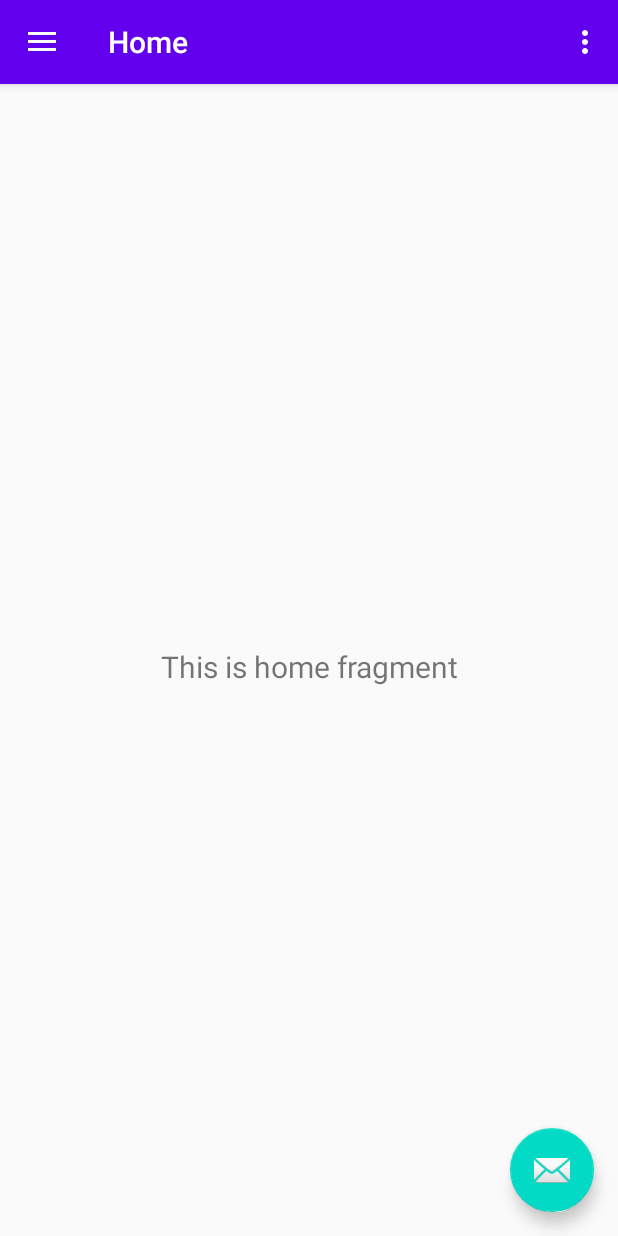
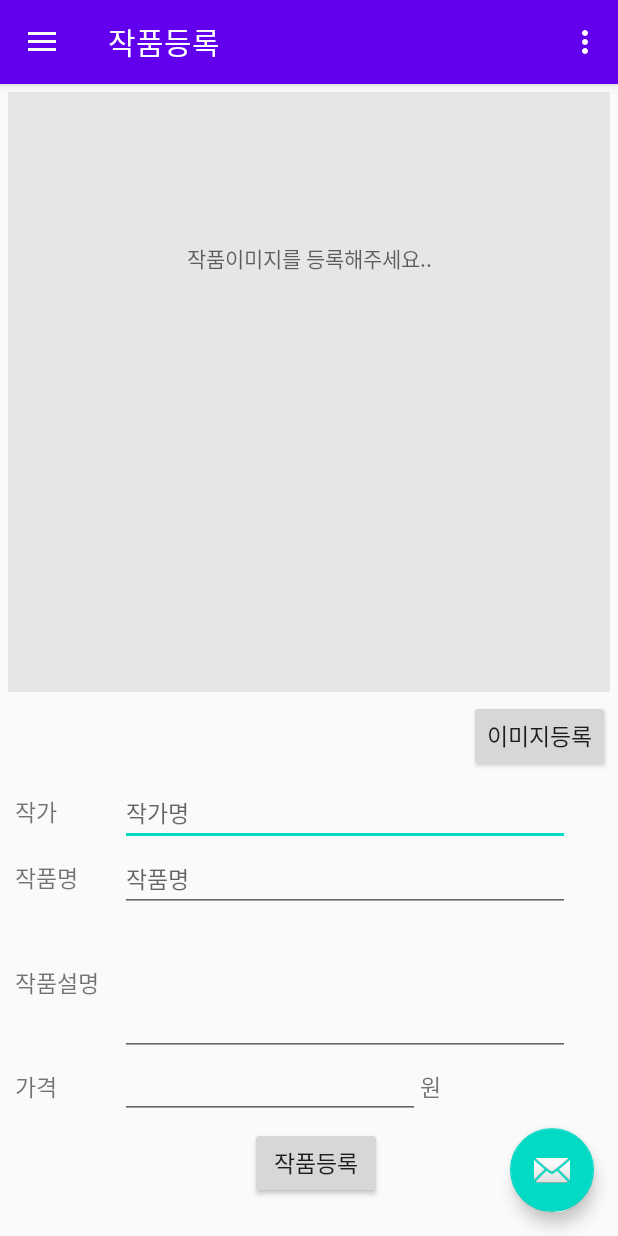
Before and after one commit to shin-ga-eun/SEA-Android, an Android app: the MainActivity screen opened directly, with no data from a screen before it, on a phone screen of 412 x 824 dp. Run offline under Robolectric (Android 15) with nearby library versions, the phone set to English and light mode, and no system bars; our stand-ins replace navigation-ui.

Commit message:
#1 네비게이터 페이지 이동구현

```diff
--- a/app/src/main/java/com/bugkillers/sea/activity/main/MainActivity.java
+++ b/app/src/main/java/com/bugkillers/sea/activity/main/MainActivity.java
@@ -24,23 +24,29 @@ public class MainActivity extends AppCompatActivity {
     @Override
     protected void onCreate(Bundle savedInstanceState) {
         super.onCreate(savedInstanceState);
+
+        //메인네비게이터
         setContentView(R.layout.activity_main);
+
+        //헤더 툴바
         Toolbar toolbar = findViewById(R.id.toolbar);
         setSupportActionBar(toolbar);
+
+        //우측하단 챗봇버튼
         FloatingActionButton fab = findViewById(R.id.fab);
         fab.setOnClickListener(new View.OnClickListener() {
             @Override
             public void onClick(View view) {
-                Snackbar.make(view, "Replace with your own action", Snackbar.LENGTH_LONG)
+                Snackbar.make(view, "챗봇버튼", Snackbar.LENGTH_LONG)
                         .setAction("Action", null).show();
             }
         });
+
+        //메인네비게이터
         DrawerLayout drawer = findViewById(R.id.drawer_layout);
         NavigationView navigationView = findViewById(R.id.nav_view);
-        // Passing each menu ID as a set of Ids because each
-        // menu should be considered as top level destinations.
         mAppBarConfiguration = new AppBarConfiguration.Builder(
-                R.id.nav_home, R.id.nav_gallery, R.id.nav_slideshow)
+                R.id.nav_registerwork, R.id.nav_listwork, R.id.nav_rentalstatus)
                 .setDrawerLayout(drawer)
                 .build();
         NavController navController = Navigation.findNavController(this, R.id.nav_host_fragment);
--- /dev/null
+++ b/app/src/main/java/com/bugkillers/sea/activity/main/navigator/chat/ChatFragment.java
@@ -0,0 +1,4 @@
+package com.bugkillers.sea.activity.main.navigator.chat;
+
+public class ChatFragment {
+}
--- /dev/null
+++ b/app/src/main/java/com/bugkillers/sea/activity/main/navigator/chat/ChatView.java
@@ -0,0 +1,4 @@
+package com.bugkillers.sea.activity.main.navigator.chat;
+
+public class ChatView {
+}
--- a/app/src/main/java/com/bugkillers/sea/activity/main/ui/slideshow/SlideshowFragment.java
+++ b/app/src/main/java/com/bugkillers/sea/activity/main/navigator/listWork/ListWorkFragment.java
@@ -1,4 +1,4 @@
-package com.bugkillers.sea.activity.main.ui.slideshow;
+package com.bugkillers.sea.activity.main.navigator.listWork;
 
 import android.os.Bundle;
 import android.view.LayoutInflater;
@@ -14,15 +14,13 @@ import androidx.lifecycle.ViewModelProviders;
 
 import com.bugkillers.sea.R;
 
-public class SlideshowFragment extends Fragment {
+public class ListWorkFragment extends Fragment {
 
-    private SlideshowViewModel slideshowViewModel;
+    private ListWorkView slideshowViewModel;
 
-    public View onCreateView(@NonNull LayoutInflater inflater,
-                             ViewGroup container, Bundle savedInstanceState) {
-        slideshowViewModel =
-                ViewModelProviders.of(this).get(SlideshowViewModel.class);
-        View root = inflater.inflate(R.layout.fragment_slideshow, container, false);
+    public View onCreateView(@NonNull LayoutInflater inflater, ViewGroup container, Bundle savedInstanceState) {
+        slideshowViewModel = ViewModelProviders.of(this).get(ListWorkView.class);
+        View root = inflater.inflate(R.layout.fragment_listwork, container, false);
         final TextView textView = root.findViewById(R.id.text_slideshow);
         slideshowViewModel.getText().observe(getViewLifecycleOwner(), new Observer<String>() {
             @Override
--- a/app/src/main/java/com/bugkillers/sea/activity/main/ui/gallery/GalleryViewModel.java
+++ b/app/src/main/java/com/bugkillers/sea/activity/main/navigator/listWork/ListWorkView.java
@@ -1,16 +1,16 @@
-package com.bugkillers.sea.activity.main.ui.gallery;
+package com.bugkillers.sea.activity.main.navigator.listWork;
 
 import androidx.lifecycle.LiveData;
 import androidx.lifecycle.MutableLiveData;
 import androidx.lifecycle.ViewModel;
 
-public class GalleryViewModel extends ViewModel {
+public class ListWorkView extends ViewModel {
 
     private MutableLiveData<String> mText;
 
-    public GalleryViewModel() {
+    public ListWorkView() {
         mText = new MutableLiveData<>();
-        mText.setValue("This is gallery fragment");
+        mText.setValue("작품리스트");
     }
 
     public LiveData<String> getText() {
--- /dev/null
+++ b/app/src/main/java/com/bugkillers/sea/activity/main/navigator/registerWork/RegisterWorkFragment.java
@@ -0,0 +1,78 @@
+package com.bugkillers.sea.activity.main.navigator.registerWork;
+
+import android.media.Image;
+import android.os.Bundle;
+import android.view.LayoutInflater;
+import android.view.View;
+import android.view.ViewGroup;
+import android.widget.Button;
+import android.widget.EditText;
+import android.widget.ImageView;
+import android.widget.TextView;
+import android.widget.Toast;
+
+import androidx.annotation.NonNull;
+import androidx.annotation.Nullable;
+import androidx.fragment.app.Fragment;
+import androidx.lifecycle.Observer;
+import androidx.lifecycle.ViewModelProviders;
+
+import com.bugkillers.sea.R;
+
+public class RegisterWorkFragment extends Fragment {
+
+    private RegisterWorkView registerWorkView;
+    ImageView imgArtWork;
+    Button btnArtWork, btnSave;
+    EditText edtArtist, edtTitle, edtDescription, edtPrice;
+
+    public View onCreateView(@NonNull LayoutInflater inflater, ViewGroup container, Bundle savedInstanceState) {
+
+        registerWorkView = ViewModelProviders.of(this).get(RegisterWorkView.class);
+        final View root = inflater.inflate(R.layout.fragment_registerwork, container, false);
+
+        imgArtWork = (ImageView) root.findViewById(R.id.imgArtWork);
+        btnArtWork = (Button) root.findViewById(R.id.btnArtWork);
+        btnSave = (Button) root.findViewById(R.id.btnSave);
+        edtArtist = (EditText) root.findViewById(R.id.edtArtist);
+        edtTitle = (EditText) root.findViewById(R.id.edtTitle);
+        edtDescription = (EditText) root.findViewById(R.id.edtDescription);
+        edtPrice = (EditText) root.findViewById(R.id.edtPrice);
+
+        //button - 이미지 등록
+        btnArtWork.setOnClickListener(new View.OnClickListener() {
+            @Override
+            public void onClick(View view) {
+                Toast.makeText(root.getContext(), "click", Toast.LENGTH_SHORT).show();
+
+            }
+        });
+
+        //button - 작품 등록
+        btnSave.setOnClickListener(new View.OnClickListener() {
+            @Override
+            public void onClick(View view) {
+                Toast.makeText(root.getContext(), "save", Toast.LENGTH_SHORT).show();
+
+            }
+        });
+
+
+
+
+
+
+
+//        registerWorkView.getText().observe(getViewLifecycleOwner(), new Observer<String>() {
+//            @Override
+//            public void onChanged(@Nullable String s) {
+//
+//
+//
+//
+//
+//            }
+//        });
+        return root;
+    }
+}
--- a/app/src/main/java/com/bugkillers/sea/activity/main/ui/slideshow/SlideshowViewModel.java
+++ b/app/src/main/java/com/bugkillers/sea/activity/main/navigator/registerWork/RegisterWorkView.java
@@ -1,16 +1,16 @@
-package com.bugkillers.sea.activity.main.ui.slideshow;
+package com.bugkillers.sea.activity.main.navigator.registerWork;
 
 import androidx.lifecycle.LiveData;
 import androidx.lifecycle.MutableLiveData;
 import androidx.lifecycle.ViewModel;
 
-public class SlideshowViewModel extends ViewModel {
+public class RegisterWorkView extends ViewModel {
 
     private MutableLiveData<String> mText;
 
-    public SlideshowViewModel() {
+    public RegisterWorkView() {
         mText = new MutableLiveData<>();
-        mText.setValue("This is slideshow fragment");
+        mText.setValue("작품등록화면");
     }
 
     public LiveData<String> getText() {
--- a/app/src/main/java/com/bugkillers/sea/activity/main/ui/home/HomeFragment.java
+++ b/app/src/main/java/com/bugkillers/sea/activity/main/navigator/rentalStatus/RentalStatusFragment.java
@@ -1,4 +1,4 @@
-package com.bugkillers.sea.activity.main.ui.home;
+package com.bugkillers.sea.activity.main.navigator.rentalStatus;
 
 import android.os.Bundle;
 import android.view.LayoutInflater;
@@ -14,15 +14,15 @@ import androidx.lifecycle.ViewModelProviders;
 
 import com.bugkillers.sea.R;
 
-public class HomeFragment extends Fragment {
+public class RentalStatusFragment extends Fragment {
 
-    private HomeViewModel homeViewModel;
+    private RentalStatusView homeViewModel;
 
     public View onCreateView(@NonNull LayoutInflater inflater,
                              ViewGroup container, Bundle savedInstanceState) {
         homeViewModel =
-                ViewModelProviders.of(this).get(HomeViewModel.class);
-        View root = inflater.inflate(R.layout.fragment_home, container, false);
+                ViewModelProviders.of(this).get(RentalStatusView.class);
+        View root = inflater.inflate(R.layout.fragment_rentalstatus, container, false);
         final TextView textView = root.findViewById(R.id.text_home);
         homeViewModel.getText().observe(getViewLifecycleOwner(), new Observer<String>() {
             @Override
--- a/app/src/main/java/com/bugkillers/sea/activity/main/ui/home/HomeViewModel.java
+++ b/app/src/main/java/com/bugkillers/sea/activity/main/navigator/rentalStatus/RentalStatusView.java
@@ -1,16 +1,16 @@
-package com.bugkillers.sea.activity.main.ui.home;
+package com.bugkillers.sea.activity.main.navigator.rentalStatus;
 
 import androidx.lifecycle.LiveData;
 import androidx.lifecycle.MutableLiveData;
 import androidx.lifecycle.ViewModel;
 
-public class HomeViewModel extends ViewModel {
+public class RentalStatusView extends ViewModel {
 
     private MutableLiveData<String> mText;
 
-    public HomeViewModel() {
+    public RentalStatusView() {
         mText = new MutableLiveData<>();
-        mText.setValue("This is home fragment");
+        mText.setValue("대여현황");
     }
 
     public LiveData<String> getText() {
--- a/app/src/main/java/com/bugkillers/sea/activity/main/ui/gallery/GalleryFragment.java
+++ /dev/null
@@ -1,35 +0,0 @@
-package com.bugkillers.sea.activity.main.ui.gallery;
-
-import android.os.Bundle;
-import android.view.LayoutInflater;
-import android.view.View;
-import android.view.ViewGroup;
-import android.widget.TextView;
-
-import androidx.annotation.NonNull;
-import androidx.annotation.Nullable;
-import androidx.fragment.app.Fragment;
-import androidx.lifecycle.Observer;
-import androidx.lifecycle.ViewModelProviders;
-
-import com.bugkillers.sea.R;
-
-public class GalleryFragment extends Fragment {
-
-    private GalleryViewModel galleryViewModel;
-
-    public View onCreateView(@NonNull LayoutInflater inflater,
-                             ViewGroup container, Bundle savedInstanceState) {
-        galleryViewModel =
-                ViewModelProviders.of(this).get(GalleryViewModel.class);
-        View root = inflater.inflate(R.layout.fragment_gallery, container, false);
-        final TextView textView = root.findViewById(R.id.text_gallery);
-        galleryViewModel.getText().observe(getViewLifecycleOwner(), new Observer<String>() {
-            @Override
-            public void onChanged(@Nullable String s) {
-                textView.setText(s);
-            }
-        });
-        return root;
-    }
-}
--- /dev/null
+++ b/app/src/main/java/com/bugkillers/sea/domain/dto/artItem/saveArtItemDto.java
@@ -0,0 +1,49 @@
+package com.bugkillers.sea.domain.dto.artItem;
+
+public class saveArtItemDto {
+    private String artist;
+    private String title;
+    private String description;
+    private int price;
+    private String image;
+
+    public String getArtist() {
+        return artist;
+    }
+
+    public void setArtist(String artist) {
+        this.artist = artist;
+    }
+
+    public String getTitle() {
+        return title;
+    }
+
+    public void setTitle(String title) {
+        this.title = title;
+    }
+
+    public String getDescription() {
+        return description;
+    }
+
+    public void setDescription(String description) {
+        this.description = description;
+    }
+
+    public int getPrice() {
+        return price;
+    }
+
+    public void setPrice(int price) {
+        this.price = price;
+    }
+
+    public String getImage() {
+        return image;
+    }
+
+    public void setImage(String image) {
+        this.image = image;
+    }
+}
--- a/app/src/main/res/layout/fragment_gallery.xml
+++ b/app/src/main/res/layout/fragment_chat.xml
@@ -4,10 +4,11 @@
     xmlns:tools="http://schemas.android.com/tools"
     android:layout_width="match_parent"
     android:layout_height="match_parent"
-    tools:context=".activity.main.ui.gallery.GalleryFragment">
+    tools:context=".activity.main.navigator.chat.ChatFragment"
+    tools:ignore="MissingDefaultResource">
 
     <TextView
-        android:id="@+id/text_gallery"
+        android:id="@+id/text_home"
         android:layout_width="match_parent"
         android:layout_height="wrap_content"
         android:layout_marginStart="8dp"
--- a/app/src/main/res/layout/fragment_home.xml
+++ b/app/src/main/res/layout/fragment_listwork.xml
@@ -4,10 +4,10 @@
     xmlns:tools="http://schemas.android.com/tools"
     android:layout_width="match_parent"
     android:layout_height="match_parent"
-    tools:context=".activity.main.ui.home.HomeFragment">
+    tools:context=".activity.main.navigator.listWork.ListWorkFragment">
 
     <TextView
-        android:id="@+id/text_home"
+        android:id="@+id/text_slideshow"
         android:layout_width="match_parent"
         android:layout_height="wrap_content"
         android:layout_marginStart="8dp"
--- /dev/null
+++ b/app/src/main/res/layout/fragment_registerwork.xml
@@ -0,0 +1,173 @@
+<?xml version="1.0" encoding="utf-8"?>
+<LinearLayout xmlns:android="http://schemas.android.com/apk/res/android"
+    xmlns:app="http://schemas.android.com/apk/res-auto"
+    xmlns:tools="http://schemas.android.com/tools"
+    android:layout_width="match_parent"
+    android:layout_height="match_parent"
+    tools:context=".activity.main.navigator.registerWork.RegisterWorkFragment">
+
+
+    <ScrollView
+        android:layout_width="match_parent"
+        android:layout_height="wrap_content">
+        <LinearLayout
+            android:layout_width="match_parent"
+            android:layout_height="match_parent"
+            android:orientation="vertical"
+            >
+
+            <!--            image-->
+            <LinearLayout
+                android:layout_width="match_parent"
+                android:layout_height="wrap_content"
+                android:orientation="vertical"
+                android:layout_margin="5dp"
+                >
+                <RelativeLayout
+                    android:layout_width="wrap_content"
+                    android:layout_height="wrap_content"
+                    >
+                    <ImageView
+                        android:id="@+id/imgArtWork"
+                        android:layout_width="match_parent"
+                        android:layout_height="400dp"
+                        android:layout_marginBottom="5dp"
+                        android:background="#E6E6E6" />
+                    <TextView
+                        android:layout_width="match_parent"
+                        android:layout_height="wrap_content"
+                        android:layout_marginTop="100dp"
+                        android:gravity="center"
+                        android:hint="작품이미지를 등록해주세요.."/>
+
+                </RelativeLayout>
+                <Button
+                    android:layout_gravity="end"
+                    android:id="@+id/btnArtWork"
+                    android:layout_width="wrap_content"
+                    android:layout_height="wrap_content"
+                    android:text="이미지등록"
+                    android:textSize="15dp" />
+            </LinearLayout>
+
+            <!--            saveArtWorkDto-->
+            <LinearLayout
+                android:layout_width="match_parent"
+                android:layout_height="wrap_content"
+                android:orientation="vertical"
+                android:layout_marginLeft="10dp"
+                >
+
+                <!--                작가-->
+                <LinearLayout
+                    android:layout_width="match_parent"
+                    android:layout_height="wrap_content"
+                    android:orientation="horizontal">
+
+                    <TextView
+                        android:layout_width="70dp"
+                        android:layout_height="wrap_content"
+                        android:text="작가 "
+                        android:textSize="15dp"/>
+
+                    <EditText
+                        android:id="@+id/edtArtist"
+                        android:layout_width="300dp"
+                        android:layout_height="wrap_content"
+                        android:hint="작가명"
+                        android:textSize="15dp" />
+                </LinearLayout>
+
+                <!--                제목 -->
+                <LinearLayout
+                    android:layout_width="match_parent"
+                    android:layout_height="wrap_content"
+                    android:orientation="horizontal">
+
+                    <TextView
+                        android:layout_width="70dp"
+                        android:layout_height="wrap_content"
+                        android:text="작품명"
+                        android:textSize="15dp"/>
+
+                    <EditText
+                        android:id="@+id/edtTitle"
+                        android:layout_width="300dp"
+                        android:layout_height="wrap_content"
+                        android:hint="작품명"
+                        android:textSize="15dp" />
+                </LinearLayout>
+
+                <!--                내용 -->
+                <LinearLayout
+                    android:layout_width="match_parent"
+                    android:layout_height="wrap_content"
+                    android:orientation="horizontal">
+
+                    <TextView
+                        android:layout_width="70dp"
+                        android:layout_height="wrap_content"
+                        android:text="작품설명 "
+                        android:textSize="15dp"/>
+
+                    <EditText
+                        android:id="@+id/edtDescription"
+                        android:layout_width="300dp"
+                        android:layout_height="wrap_content"
+                        android:inputType="textMultiLine"
+                        android:lines="4"
+                        android:maxLines="100"
+                        android:scrollbars="vertical"
+                        android:textSize="15dp" />
+                </LinearLayout>
+
+                <!--                가격 -->
+                <LinearLayout
+                    android:layout_width="match_parent"
+                    android:layout_height="wrap_content"
+                    android:orientation="horizontal">
+
+                    <TextView
+                        android:layout_width="70dp"
+                        android:layout_height="wrap_content"
+                        android:text="가격 "
+                        android:textSize="15dp"/>
+
+                    <EditText
+                        android:inputType="number"
+                        android:id="@+id/edtPrice"
+                        android:layout_width="200dp"
+                        android:layout_height="wrap_content"
+                        android:textSize="15dp" />
+
+                    <TextView
+                        android:layout_width="70dp"
+                        android:layout_height="wrap_content"
+                        android:text="원 "
+                        android:textSize="15dp"/>
+                </LinearLayout>
+
+                <LinearLayout
+                    android:layout_width="wrap_content"
+                    android:layout_height="wrap_content"
+                    android:layout_marginTop="5dp"
+                    android:layout_gravity="center"
+                    >
+                    <Button
+                        android:id="@+id/btnSave"
+                        android:layout_width="wrap_content"
+                        android:layout_height="wrap_content"
+                        android:text="작품등록"
+                        android:textSize="15dp" />
+                </LinearLayout>
+
+
+            </LinearLayout>
+
+
+        </LinearLayout>
+    </ScrollView>
+
+
+
+</LinearLayout>
--- a/app/src/main/res/layout/fragment_slideshow.xml
+++ b/app/src/main/res/layout/fragment_rentalstatus.xml
@@ -4,10 +4,11 @@
     xmlns:tools="http://schemas.android.com/tools"
     android:layout_width="match_parent"
     android:layout_height="match_parent"
-    tools:context=".activity.main.ui.slideshow.SlideshowFragment">
+    tools:context=".activity.main.navigator.rentalStatus.RentalStatusFragment"
+    tools:ignore="MissingDefaultResource">
 
     <TextView
-        android:id="@+id/text_slideshow"
+        android:id="@+id/text_home"
         android:layout_width="match_parent"
         android:layout_height="wrap_content"
         android:layout_marginStart="8dp"
--- a/app/src/main/res/layout/nav_header_main.xml
+++ b/app/src/main/res/layout/nav_header_main.xml
@@ -24,12 +24,12 @@
         android:layout_width="match_parent"
         android:layout_height="wrap_content"
         android:paddingTop="@dimen/nav_header_vertical_spacing"
-        android:text="@string/nav_header_title"
+        android:text="사용자이름"
         android:textAppearance="@style/TextAppearance.AppCompat.Body1" />
 
     <TextView
         android:id="@+id/textView"
         android:layout_width="wrap_content"
         android:layout_height="wrap_content"
-        android:text="@string/nav_header_subtitle" />
+        android:text="사용자이메일" />
 </LinearLayout>
--- a/app/src/main/res/menu/activity_main_drawer.xml
+++ b/app/src/main/res/menu/activity_main_drawer.xml
@@ -5,16 +5,16 @@
 
     <group android:checkableBehavior="single">
         <item
-            android:id="@+id/nav_home"
-            android:icon="@drawable/ic_menu_camera"
-            android:title="@string/menu_home" />
+            android:id="@+id/nav_registerwork"
+            android:icon="@drawable/ic_menu_gallery"
+            android:title="@string/menu_registerWork" />
         <item
-            android:id="@+id/nav_gallery"
-            android:icon="@drawable/ic_menu_gallery"
-            android:title="@string/menu_gallery" />
+            android:id="@+id/nav_listwork"
+            android:icon="@drawable/ic_menu_slideshow"
+            android:title="@string/menu_listWork" />
         <item
-            android:id="@+id/nav_slideshow"
-            android:icon="@drawable/ic_menu_slideshow"
-            android:title="@string/menu_slideshow" />
+            android:id="@+id/nav_rentalstatus"
+            android:icon="@drawable/ic_menu_rental"
+            android:title="@string/menu_rentalstatus" />
     </group>
 </menu>
--- a/app/src/main/res/navigation/mobile_navigation.xml
+++ b/app/src/main/res/navigation/mobile_navigation.xml
@@ -3,23 +3,23 @@
     xmlns:app="http://schemas.android.com/apk/res-auto"
     xmlns:tools="http://schemas.android.com/tools"
     android:id="@+id/mobile_navigation"
-    app:startDestination="@+id/nav_home">
+    app:startDestination="@+id/nav_registerwork">
 
     <fragment
-        android:id="@+id/nav_home"
-        android:name="com.bugkillers.sea.activity.main.ui.home.HomeFragment"
-        android:label="@string/menu_home"
-        tools:layout="@layout/fragment_home" />
+        android:id="@+id/nav_registerwork"
+        android:name="com.bugkillers.sea.activity.main.navigator.registerWork.RegisterWorkFragment"
+        android:label="@string/menu_registerWork"
+        tools:layout="@layout/fragment_registerwork" />
 
     <fragment
-        android:id="@+id/nav_gallery"
-        android:name="com.bugkillers.sea.activity.main.ui.gallery.GalleryFragment"
-        android:label="@string/menu_gallery"
-        tools:layout="@layout/fragment_gallery" />
+        android:id="@+id/nav_listwork"
+        android:name="com.bugkillers.sea.activity.main.navigator.listWork.ListWorkFragment"
+        android:label="@string/menu_listWork"
+        tools:layout="@layout/fragment_listwork" />
 
     <fragment
-        android:id="@+id/nav_slideshow"
-        android:name="com.bugkillers.sea.activity.main.ui.slideshow.SlideshowFragment"
-        android:label="@string/menu_slideshow"
-        tools:layout="@layout/fragment_slideshow" />
+        android:id="@+id/nav_rentalstatus"
+        android:name="com.bugkillers.sea.activity.main.navigator.rentalStatus.RentalStatusFragment"
+        android:label="@string/menu_rentalstatus"
+        tools:layout="@layout/fragment_rentalstatus" />
 </navigation>
--- a/app/src/main/res/values/strings.xml
+++ b/app/src/main/res/values/strings.xml
@@ -3,12 +3,10 @@
     <string name="title_activity_main">MainActivity</string>
     <string name="navigation_drawer_open">Open navigation drawer</string>
     <string name="navigation_drawer_close">Close navigation drawer</string>
-    <string name="nav_header_title">Android Studio</string>
-    <string name="nav_header_subtitle">android.studio@android.com</string>
     <string name="nav_header_desc">Navigation header</string>
     <string name="action_settings">Settings</string>
 
-    <string name="menu_home">Home</string>
-    <string name="menu_gallery">Gallery</string>
-    <string name="menu_slideshow">Slideshow</string>
+    <string name="menu_registerWork">작품등록</string>
+    <string name="menu_listWork">작품리스트</string>
+    <string name="menu_rentalstatus">대여현황</string>
 </resources>
```
Also changed, not shown: app/src/main/res/drawable-v24/ic_menu_rental.png (added).
